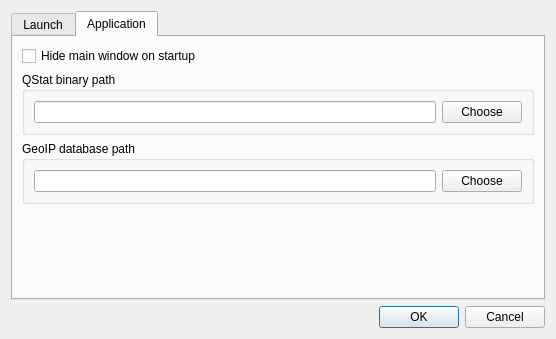
Before: the Qt Designer form src/options_dialog.ui in navrocky/urtconnector, drawn with Qt 5.
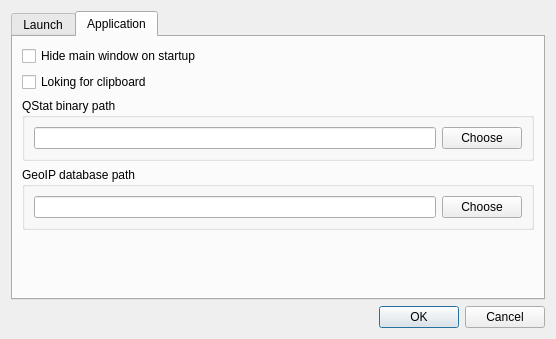
After: the same form once the commit is applied. Icons and pictures are not drawn.

Commit message: Looking for clipping available. bug 38(about dialog) fixed.

Patch:
```diff
--- a/src/options_dialog.ui
+++ b/src/options_dialog.ui
@@ -175,6 +175,13 @@
          </property>
         </widget>
        </item>
+       <item>
+        <widget class="QCheckBox" name="looking_for_clip">
+         <property name="text">
+          <string>Loking for clipboard</string>
+         </property>
+        </widget>
+       </item>
        <item>
         <widget class="QGroupBox" name="groupBox_3">
          <property name="title">
```
The commit also changes 10 other files.
